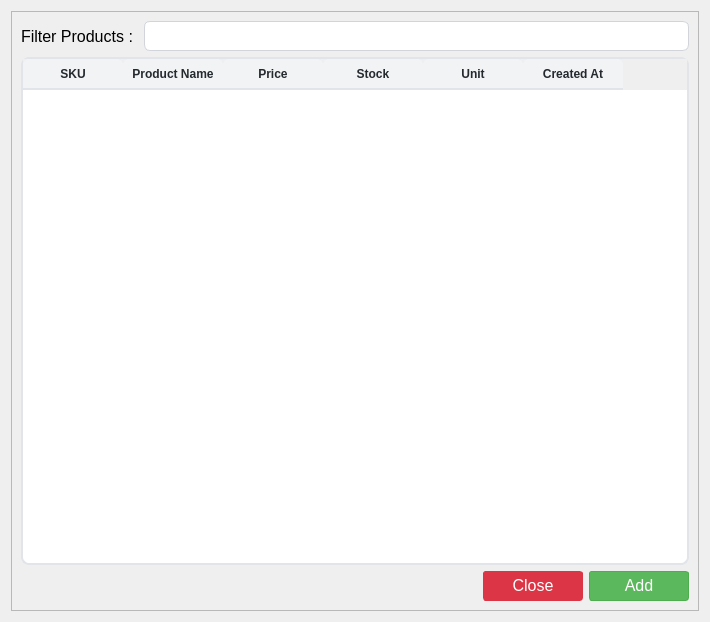
Qt form ui/products_dialog.ui (michael-halim/pos) before a commit.
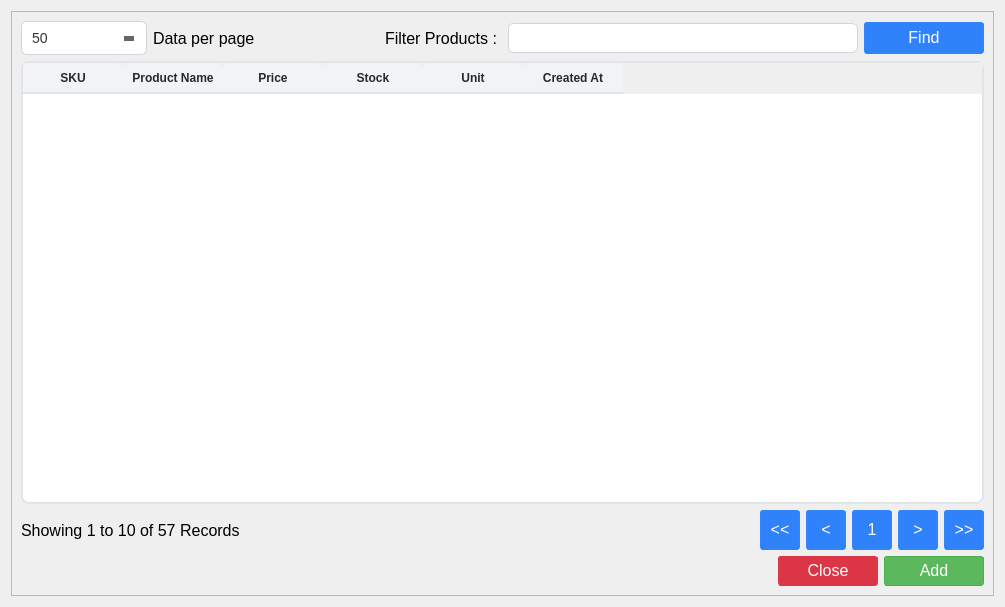
The same form after that commit. Icons and pictures are not drawn.

Commit message: Patch#54: Added Pagination to Products - Added Pagination to Products - Added Cache Service and Cache Manager - Added UX when Permisison is denied - Fix Restore and Backup Feature - Added UX for Transaction to scroll down when input detail transaction - Added Unit when Editing Transaction - When Updating, Pressing Enter will Trigger Update - Added UX for Up Arrow in Purchasing - Added Feature to Import Categories and Supplier at the same time - Fix Unit in Master Stock to be Uppercase - Added README

Diff of the .ui file:
```diff
--- a/ui/products_dialog.ui
+++ b/ui/products_dialog.ui
@@ -6,8 +6,8 @@
    <rect>
     <x>0</x>
     <y>0</y>
-    <width>710</width>
-    <height>622</height>
+    <width>1005</width>
+    <height>607</height>
    </rect>
   </property>
   <property name="windowTitle">
@@ -338,10 +338,75 @@
      </property>
      <layout class="QGridLayout" name="gridLayout">
       <item row="0" column="0">
+       <layout class="QVBoxLayout" name="verticalLayout_2">
+        <item>
        <layout class="QVBoxLayout" name="verticalLayout">
         <item>
-         <layout class="QFormLayout" name="formLayout_2">
-          <item row="0" column="0">
+           <layout class="QHBoxLayout" name="horizontalLayout_3">
+            <item>
+             <widget class="QComboBox" name="data_per_page_combobox">
+              <property name="minimumSize">
+               <size>
+                <width>126</width>
+                <height>34</height>
+               </size>
+              </property>
+              <property name="font">
+               <font>
+                <pointsize>-1</pointsize>
+               </font>
+              </property>
+              <item>
+               <property name="text">
+                <string>50</string>
+               </property>
+              </item>
+              <item>
+               <property name="text">
+                <string>100</string>
+               </property>
+              </item>
+              <item>
+               <property name="text">
+                <string>200</string>
+               </property>
+              </item>
+             </widget>
+            </item>
+            <item>
+             <widget class="QLabel" name="label">
+              <property name="minimumSize">
+               <size>
+                <width>0</width>
+                <height>32</height>
+               </size>
+              </property>
+              <property name="font">
+               <font>
+                <pointsize>12</pointsize>
+               </font>
+              </property>
+              <property name="text">
+               <string>Data per page</string>
+              </property>
+             </widget>
+            </item>
+            <item>
+             <spacer name="horizontalSpacer_2">
+              <property name="orientation">
+               <enum>Qt::Horizontal</enum>
+              </property>
+              <property name="sizeHint" stdset="0">
+               <size>
+                <width>40</width>
+                <height>20</height>
+               </size>
+              </property>
+             </spacer>
+            </item>
+            <item>
+             <layout class="QHBoxLayout" name="horizontalLayout_2">
+              <item>
            <widget class="QLabel" name="filter_products_dialog_label">
             <property name="minimumSize">
              <size>
@@ -359,11 +424,11 @@
             </property>
            </widget>
           </item>
-          <item row="0" column="1">
+              <item>
            <widget class="QLineEdit" name="filter_products_dialog_input">
             <property name="minimumSize">
              <size>
-              <width>0</width>
+                  <width>350</width>
               <height>30</height>
              </size>
             </property>
@@ -377,6 +442,53 @@
             </property>
            </widget>
           </item>
+              <item>
+               <widget class="QPushButton" name="find_products_button">
+                <property name="minimumSize">
+                 <size>
+                  <width>120</width>
+                  <height>32</height>
+                 </size>
+                </property>
+                <property name="font">
+                 <font>
+                  <pointsize>12</pointsize>
+                 </font>
+                </property>
+                <property name="styleSheet">
+                 <string notr="true">QPushButton{
+    color: #fff;
+    background-color: rgba(13, 110, 253, 0.85); /* RGBA with alpha channel */
+    border-color: rgba(13, 110, 253, 0.7);
+}
+QPushButton:hover {
+    background-color: rgba(11, 94, 215, 0.9);
+    border-color: rgba(10, 88, 202, 0.9);
+    opacity: 0.95;
+}
+QPushButton:disabled {
+    background-color: #a8c1ff;
+    border-color: #a8c1ff;
+    color: #e6eeff;
+}</string>
+                </property>
+                <property name="text">
+                 <string>Find</string>
+                </property>
+                <property name="icon">
+                 <iconset>
+                  <normaloff>../assets/research.png</normaloff>../assets/research.png</iconset>
+                </property>
+                <property name="iconSize">
+                 <size>
+                  <width>14</width>
+                  <height>14</height>
+                 </size>
+                </property>
+               </widget>
+              </item>
+             </layout>
+            </item>
          </layout>
         </item>
         <item>
@@ -543,6 +655,212 @@
          </widget>
         </item>
         <item>
+           <layout class="QHBoxLayout" name="horizontalLayout_4">
+            <item>
+             <widget class="QLabel" name="showing_products_label">
+              <property name="font">
+               <font>
+                <pointsize>12</pointsize>
+               </font>
+              </property>
+              <property name="text">
+               <string>Showing 1 to 10 of 57 Records</string>
+              </property>
+             </widget>
+            </item>
+            <item>
+             <spacer name="horizontalSpacer_3">
+              <property name="orientation">
+               <enum>Qt::Horizontal</enum>
+              </property>
+              <property name="sizeHint" stdset="0">
+               <size>
+                <width>40</width>
+                <height>20</height>
+               </size>
+              </property>
+             </spacer>
+            </item>
+            <item>
+             <widget class="QPushButton" name="first_page_button">
+              <property name="minimumSize">
+               <size>
+                <width>40</width>
+                <height>40</height>
+               </size>
+              </property>
+              <property name="font">
+               <font>
+                <pointsize>12</pointsize>
+               </font>
+              </property>
+              <property name="styleSheet">
+               <string notr="true">QPushButton{
+    color: #fff;
+    background-color: rgba(13, 110, 253, 0.85); /* RGBA with alpha channel */
+    border-color: rgba(13, 110, 253, 0.7);
+}
+QPushButton:hover {
+    background-color: rgba(11, 94, 215, 0.9);
+    border-color: rgba(10, 88, 202, 0.9);
+    opacity: 0.95;
+}
+QPushButton:disabled {
+    background-color: #a8c1ff;
+    border-color: #a8c1ff;
+    color: #e6eeff;
+}</string>
+              </property>
+              <property name="text">
+               <string>&lt;&lt;</string>
+              </property>
+             </widget>
+            </item>
+            <item>
+             <widget class="QPushButton" name="previous_page_button">
+              <property name="minimumSize">
+               <size>
+                <width>40</width>
+                <height>40</height>
+               </size>
+              </property>
+              <property name="font">
+               <font>
+                <pointsize>12</pointsize>
+               </font>
+              </property>
+              <property name="styleSheet">
+               <string notr="true">QPushButton{
+    color: #fff;
+    background-color: rgba(13, 110, 253, 0.85); /* RGBA with alpha channel */
+    border-color: rgba(13, 110, 253, 0.7);
+}
+QPushButton:hover {
+    background-color: rgba(11, 94, 215, 0.9);
+    border-color: rgba(10, 88, 202, 0.9);
+    opacity: 0.95;
+}
+QPushButton:disabled {
+    background-color: #a8c1ff;
+    border-color: #a8c1ff;
+    color: #e6eeff;
+}</string>
+              </property>
+              <property name="text">
+               <string>&lt;</string>
+              </property>
+             </widget>
+            </item>
+            <item>
+             <widget class="QPushButton" name="current_page_button">
+              <property name="minimumSize">
+               <size>
+                <width>40</width>
+                <height>40</height>
+               </size>
+              </property>
+              <property name="font">
+               <font>
+                <pointsize>12</pointsize>
+               </font>
+              </property>
+              <property name="styleSheet">
+               <string notr="true">QPushButton{
+    color: #fff;
+    background-color: rgba(13, 110, 253, 0.85); /* RGBA with alpha channel */
+    border-color: rgba(13, 110, 253, 0.7);
+}
+QPushButton:hover {
+    background-color: rgba(11, 94, 215, 0.9);
+    border-color: rgba(10, 88, 202, 0.9);
+    opacity: 0.95;
+}
+QPushButton:disabled {
+    background-color: #a8c1ff;
+    border-color: #a8c1ff;
+    color: #e6eeff;
+}</string>
+              </property>
+              <property name="text">
+               <string>1</string>
+              </property>
+             </widget>
+            </item>
+            <item>
+             <widget class="QPushButton" name="next_page_button">
+              <property name="minimumSize">
+               <size>
+                <width>40</width>
+                <height>40</height>
+               </size>
+              </property>
+              <property name="font">
+               <font>
+                <pointsize>12</pointsize>
+               </font>
+              </property>
+              <property name="styleSheet">
+               <string notr="true">QPushButton{
+    color: #fff;
+    background-color: rgba(13, 110, 253, 0.85); /* RGBA with alpha channel */
+    border-color: rgba(13, 110, 253, 0.7);
+}
+QPushButton:hover {
+    background-color: rgba(11, 94, 215, 0.9);
+    border-color: rgba(10, 88, 202, 0.9);
+    opacity: 0.95;
+}
+QPushButton:disabled {
+    background-color: #a8c1ff;
+    border-color: #a8c1ff;
+    color: #e6eeff;
+}</string>
+              </property>
+              <property name="text">
+               <string>&gt;</string>
+              </property>
+             </widget>
+            </item>
+            <item>
+             <widget class="QPushButton" name="last_page_button">
+              <property name="minimumSize">
+               <size>
+                <width>40</width>
+                <height>40</height>
+               </size>
+              </property>
+              <property name="font">
+               <font>
+                <pointsize>12</pointsize>
+               </font>
+              </property>
+              <property name="styleSheet">
+               <string notr="true">QPushButton{
+    color: #fff;
+    background-color: rgba(13, 110, 253, 0.85); /* RGBA with alpha channel */
+    border-color: rgba(13, 110, 253, 0.7);
+}
+QPushButton:hover {
+    background-color: rgba(11, 94, 215, 0.9);
+    border-color: rgba(10, 88, 202, 0.9);
+    opacity: 0.95;
+}
+QPushButton:disabled {
+    background-color: #a8c1ff;
+    border-color: #a8c1ff;
+    color: #e6eeff;
+}</string>
+              </property>
+              <property name="text">
+               <string>&gt;&gt;</string>
+              </property>
+             </widget>
+            </item>
+           </layout>
+          </item>
+         </layout>
+        </item>
+        <item>
          <layout class="QHBoxLayout" name="horizontalLayout">
           <item>
            <spacer name="horizontalSpacer">
@@ -649,6 +967,50 @@
     </widget>
    </item>
   </layout>
+  <widget class="QWidget" name="">
+   <property name="geometry">
+    <rect>
+     <x>0</x>
+     <y>0</y>
+     <width>2</width>
+     <height>2</height>
+    </rect>
+   </property>
+   <layout class="QVBoxLayout" name="verticalLayout_2"/>
+  </widget>
+  <widget class="QWidget" name="">
+   <property name="geometry">
+    <rect>
+     <x>0</x>
+     <y>0</y>
+     <width>2</width>
+     <height>2</height>
+    </rect>
+   </property>
+   <layout class="QHBoxLayout" name="horizontalLayout_5"/>
+  </widget>
+  <widget class="QWidget" name="">
+   <property name="geometry">
+    <rect>
+     <x>0</x>
+     <y>0</y>
+     <width>2</width>
+     <height>2</height>
+    </rect>
+   </property>
+   <layout class="QVBoxLayout" name="verticalLayout_3"/>
+  </widget>
+  <widget class="QWidget" name="">
+   <property name="geometry">
+    <rect>
+     <x>0</x>
+     <y>0</y>
+     <width>2</width>
+     <height>2</height>
+    </rect>
+   </property>
+   <layout class="QVBoxLayout" name="verticalLayout_2"/>
+  </widget>
  </widget>
  <resources/>
  <connections/>
```
Lines whose indentation alone changed are shown as unchanged. The commit also changes 40 other files.
